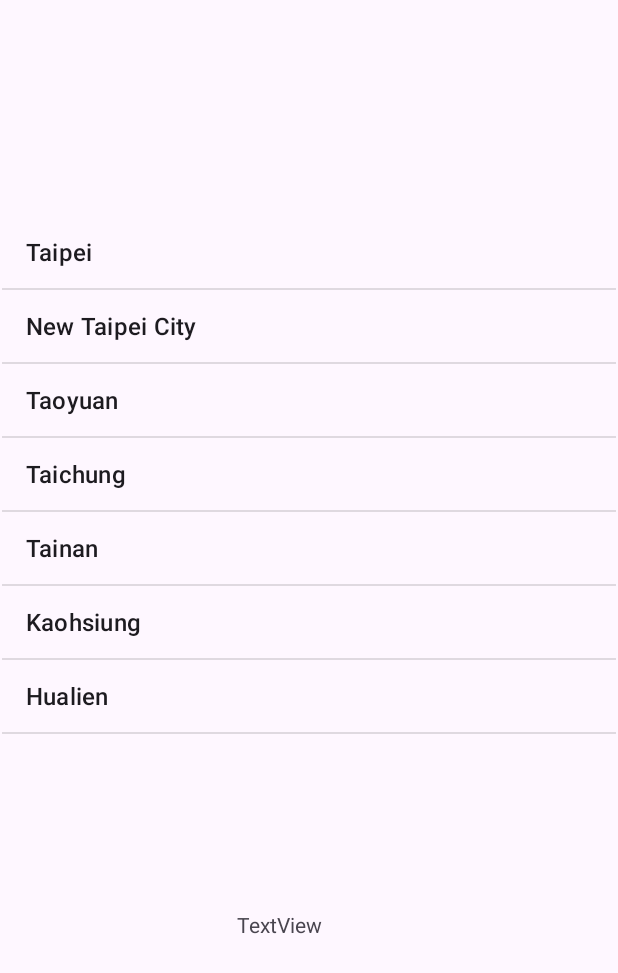
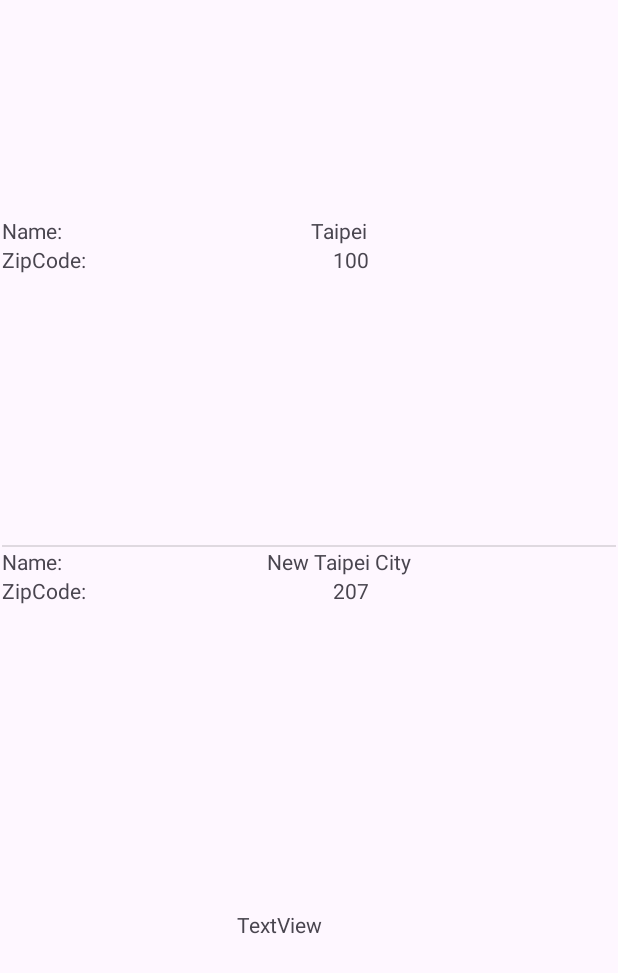
Before and after one commit to Pang-Yiyi/AdvancedWidget, an Android app: the screen it shows after launch (MainActivity), on a phone screen of 412 x 824 dp. Shown: the top 973 px of the screen. Run offline under Robolectric (Android 15) with nearby library versions, the phone set to English and light mode, and no system bars.

Commit message:
透過客製化Adapter與樣式的xml的方式，讓ListView的內容能自動變化

```diff
--- /dev/null
+++ b/ListViewTest/app/src/main/java/com/example/listviewtest/City.java
@@ -0,0 +1,11 @@
+package com.example.listviewtest;
+
+public class City {
+    public String name;
+    public int zipCode;
+
+    public City(String name, int zipCode){
+        this.name = name;
+        this.zipCode = zipCode;
+    }
+}
--- a/ListViewTest/app/src/main/java/com/example/listviewtest/MainActivity.java
+++ b/ListViewTest/app/src/main/java/com/example/listviewtest/MainActivity.java
@@ -1,7 +1,10 @@
 package com.example.listviewtest;
 
+import android.content.Context;
 import android.os.Bundle;
+import android.view.LayoutInflater;
 import android.view.View;
+import android.view.ViewGroup;
 import android.widget.AdapterView;
 import android.widget.ArrayAdapter;
 import android.widget.ListView;
@@ -9,6 +12,7 @@ import android.widget.TextView;
 import android.widget.Toast;
 
 import androidx.activity.EdgeToEdge;
+import androidx.annotation.NonNull;
 import androidx.appcompat.app.AlertDialog;
 import androidx.appcompat.app.AppCompatActivity;
 import androidx.core.graphics.Insets;
@@ -22,6 +26,33 @@ import java.util.List;
 public class MainActivity extends AppCompatActivity implements AdapterView.OnItemClickListener {
     private ListView cityListView;
     private List<String> cities = new ArrayList<String>();
+
+    private class CityAdapter extends ArrayAdapter<City> {
+
+        public CityAdapter(@NonNull Context context, ArrayList<City> cities) {
+            super(context, 0, cities);
+        }
+
+        @Override
+        public View getView(int position, View converView, ViewGroup parent){
+            //找到哪一筆資料
+            City city = getItem(position);
+            if(converView == null){
+                converView = LayoutInflater.
+                        from(getContext()).
+                        inflate(R.layout.city_information,
+                                parent,false);
+            }
+            //將資料塞入設計好的樣式
+            TextView tvName = (TextView) converView.findViewById(R.id.cityName);
+            TextView tvZipCode = (TextView) converView.findViewById(R.id.zipCode);
+
+            tvName.setText(city.name);
+            tvZipCode.setText(String.valueOf(city.zipCode));
+
+            return converView;
+        }
+    }
 
     @Override
     protected void onCreate(Bundle savedInstanceState) {
@@ -41,12 +72,19 @@ public class MainActivity extends AppCompatActivity implements AdapterView.OnIte
     }
 
     private void setCities(){
-        cities = new ArrayList<>(Arrays.asList(getResources().getStringArray(R.array.cities)));
-        cities.add("Hualien");
-        cities.add("Taitung");
-        cities.add("Changhua");
-        //new ArrayAdapter
-        ArrayAdapter<String> adapter = new ArrayAdapter<>(this, android.R.layout.simple_list_item_1,cities);
+//        cities = new ArrayList<>(Arrays.asList(getResources().getStringArray(R.array.cities)));
+//        cities.add("Hualien");
+//        cities.add("Taitung");
+//        cities.add("Changhua");
+//        //new ArrayAdapter
+//        ArrayAdapter<String> adapter = new ArrayAdapter<>(this, android.R.layout.simple_list_item_1,cities);
+//        cityListView.setAdapter(adapter);
+
+        ArrayList<City> cityList = new ArrayList<City>();
+        cityList.add(new City("Taipei",100));
+        cityList.add(new City("New Taipei City", 207));
+        cityList.add(new City("Taichung",407));
+        CityAdapter adapter = new CityAdapter(this, cityList);
         cityListView.setAdapter(adapter);
     }
     @Override
--- /dev/null
+++ b/ListViewTest/app/src/main/res/layout/city_information.xml
@@ -0,0 +1,56 @@
+<?xml version="1.0" encoding="utf-8"?>
+<androidx.constraintlayout.widget.ConstraintLayout xmlns:android="http://schemas.android.com/apk/res/android"
+    xmlns:app="http://schemas.android.com/apk/res-auto"
+    xmlns:tools="http://schemas.android.com/tools"
+    android:layout_width="match_parent"
+    android:layout_height="match_parent">
+
+    <LinearLayout
+        android:layout_width="409dp"
+        android:layout_height="wrap_content"
+        android:orientation="vertical"
+        app:layout_constraintEnd_toEndOf="parent"
+        app:layout_constraintStart_toStartOf="parent"
+        tools:layout_editor_absoluteY="101dp">
+
+        <LinearLayout
+            android:layout_width="match_parent"
+            android:layout_height="wrap_content"
+            android:orientation="horizontal">
+
+            <TextView
+                android:id="@+id/textView4"
+                android:layout_width="wrap_content"
+                android:layout_height="wrap_content"
+                android:layout_weight="1"
+                android:text="Name:" />
+
+            <TextView
+                android:id="@+id/cityName"
+                android:layout_width="wrap_content"
+                android:layout_height="wrap_content"
+                android:layout_weight="1"
+                android:text="TextView" />
+        </LinearLayout>
+
+        <LinearLayout
+            android:layout_width="match_parent"
+            android:layout_height="200dp"
+            android:orientation="horizontal">
+
+            <TextView
+                android:id="@+id/textView7"
+                android:layout_width="wrap_content"
+                android:layout_height="wrap_content"
+                android:layout_weight="1"
+                android:text="ZipCode:" />
+
+            <TextView
+                android:id="@+id/zipCode"
+                android:layout_width="wrap_content"
+                android:layout_height="wrap_content"
+                android:layout_weight="1"
+                android:text="TextView" />
+        </LinearLayout>
+    </LinearLayout>
+</androidx.constraintlayout.widget.ConstraintLayout>
```
